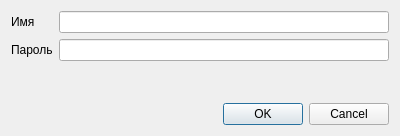
Before: the Qt Designer form project_QT/login.ui in SZel393/QT_project, drawn with Qt 5.
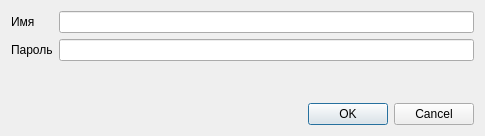
After: the same form once the commit is applied.

Diff of the .ui file:
```diff
--- a/project_QT/login.ui
+++ b/project_QT/login.ui
@@ -6,7 +6,7 @@
    <rect>
     <x>0</x>
     <y>0</y>
-    <width>400</width>
+    <width>485</width>
     <height>136</height>
    </rect>
   </property>
```
